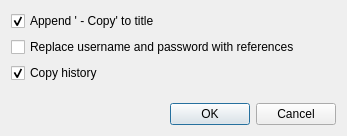
iluminat23/keepassxc-debian, file src/gui/CloneDialog.ui: the form before one commit.
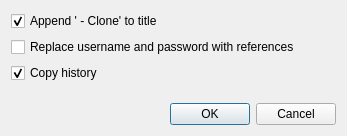
The form after the commit.

The edit to the form file:
```diff
--- a/src/gui/CloneDialog.ui
+++ b/src/gui/CloneDialog.ui
@@ -19,7 +19,7 @@
      <item>
       <widget class="QCheckBox" name="titleClone">
        <property name="text">
-        <string>Append ' - Copy' to title</string>
+        <string>Append ' - Clone' to title</string>
        </property>
        <property name="checked">
         <bool>true</bool>
```
